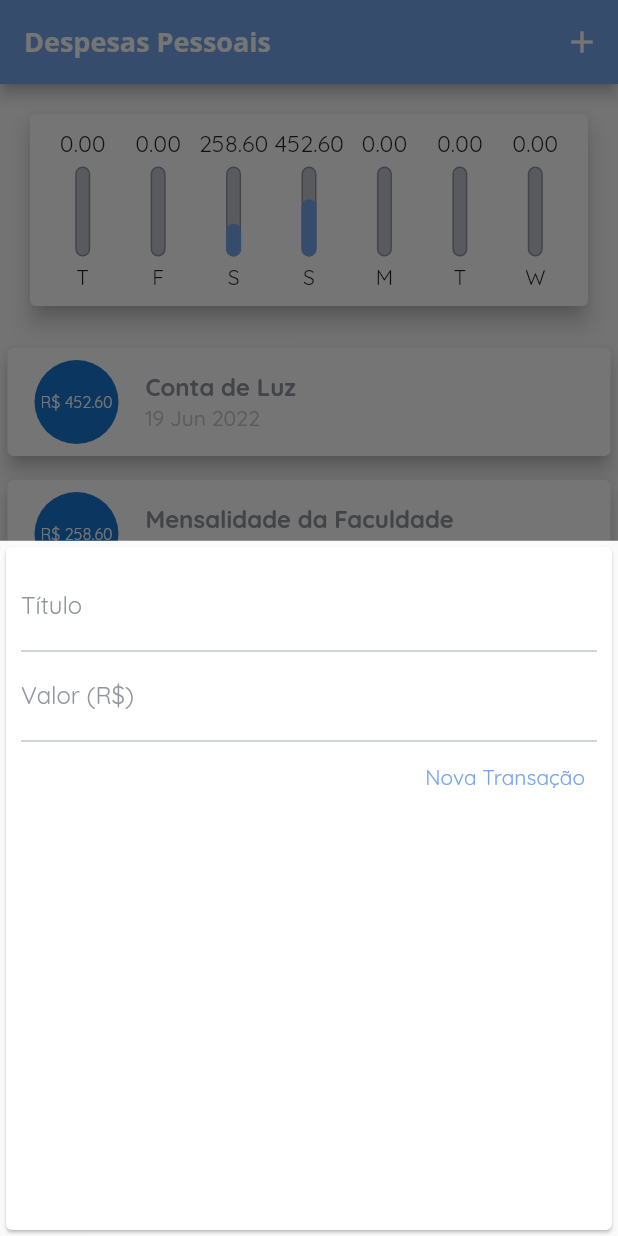
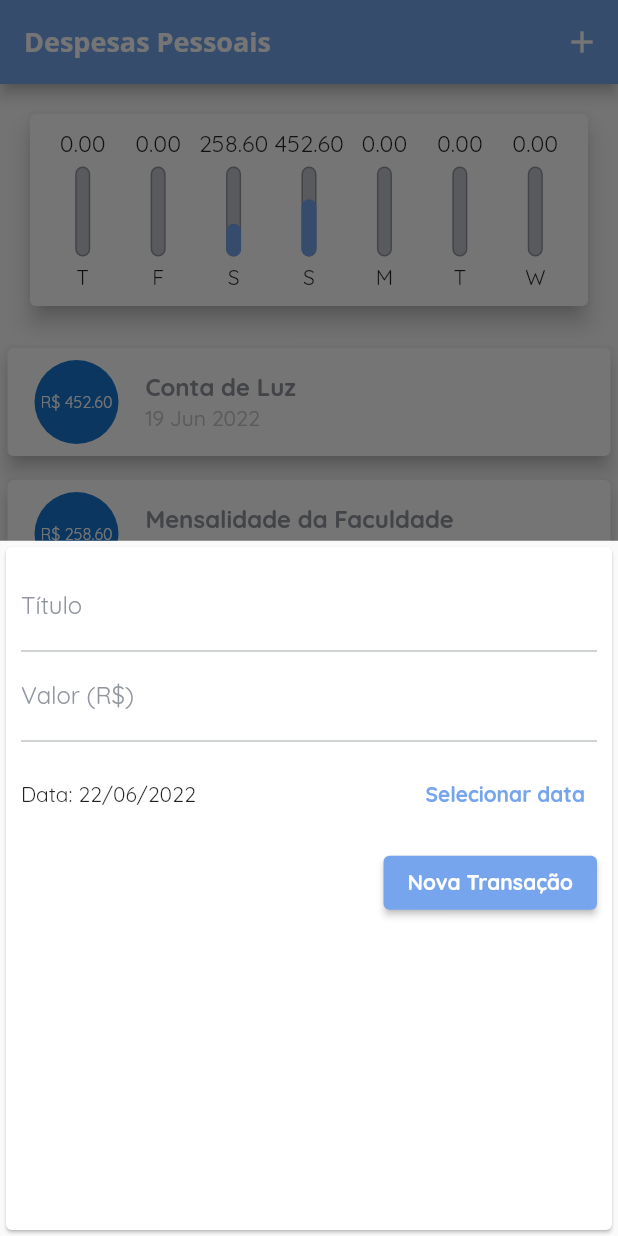
Before and after one commit to joasdc/app_despesas_pessoais, a Flutter app: the screen it shows after launch, after a tap on the "add" icon, on a phone screen of 412 x 824 dp. Run offline on Flutter 3.47's test engine with Material 2 defaults, Android fonts, the phone set to English and light mode, and no system bars.

Commit message:
add date picker

```diff
--- a/lib/widgets/transaction_form.dart
+++ b/lib/widgets/transaction_form.dart
@@ -1,9 +1,11 @@
 import 'package:flutter/material.dart';
+
+import 'package:intl/intl.dart';
 
 import '../main.dart';
 
 class TransactionForm extends StatefulWidget {
-  final Function(String, double) newTransaction;
+  final Function(String, double, DateTime) newTransaction;
 
   TransactionForm(this.newTransaction, {Key? key}) : super(key: key);
 
@@ -15,6 +17,7 @@ class _TransactionFormState extends State<TransactionForm> {
   // Controllers
   final _titleController = TextEditingController();
   final _valueController = TextEditingController();
+  DateTime _selectedDate = DateTime.now();
 
   _submitForm() {
     final title = _titleController.text;
@@ -25,7 +28,24 @@ class _TransactionFormState extends State<TransactionForm> {
     }
 
     // herança de TransactionForm, através de widget, conseguimos acessar todos os parâmetros passados.
-    widget.newTransaction(title, value);
+    widget.newTransaction(title, value, _selectedDate);
+  }
+
+  void _showDatePicker() {
+    showDatePicker(
+      context: context,
+      initialDate: DateTime.now(),
+      firstDate: DateTime(2019),
+      lastDate: DateTime.now(),
+    ).then((pickedDate) {
+      if (pickedDate != null) {
+        setState(() {
+          _selectedDate = pickedDate;
+        });
+      } else {
+        return;
+      }
+    });
   }
 
   @override
@@ -63,11 +83,41 @@ class _TransactionFormState extends State<TransactionForm> {
               keyboardType:
                   const TextInputType.numberWithOptions(decimal: true),
             ),
+            SizedBox(
+              height: 70,
+              child: Row(
+                mainAxisAlignment: MainAxisAlignment.spaceBetween,
+                children: [
+                  Text(
+                    _selectedDate != null
+                        ? 'Data: ${DateFormat('dd/MM/yyyy').format(_selectedDate)}'
+                        : 'Nenhuma data selecionada',
+                  ),
+                  TextButton(
+                    child: const Text(
+                      'Selecionar data',
+                      style: TextStyle(
+                        fontWeight: FontWeight.bold,
+                      ),
+                    ),
+                    style: TextButton.styleFrom(
+                      primary: ExpensesApp.primaryColor,
+                    ),
+                    onPressed: _showDatePicker,
+                  ),
+                ],
+              ),
+            ),
             Align(
               alignment: Alignment.centerRight,
-              child: TextButton(
-                child: const Text('Nova Transação'),
-                style: TextButton.styleFrom(
+              child: ElevatedButton(
+                child: const Text(
+                  'Nova Transação',
+                  style: TextStyle(
+                    fontWeight: FontWeight.bold,
+                  ),
+                ),
+                style: ElevatedButton.styleFrom(
                   primary: ExpensesApp.primaryColor,
                 ),
                 onPressed: _submitForm,
```
